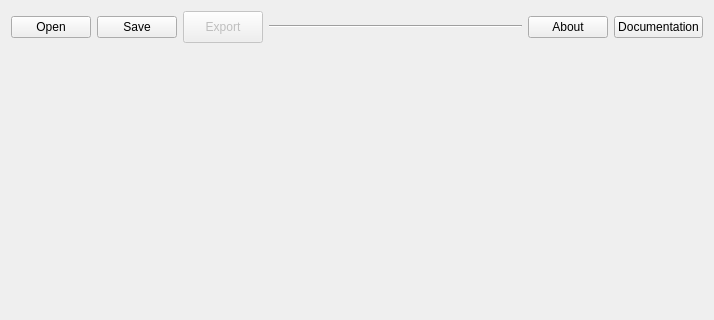
Before: the Qt Designer form eccw/gui/main_app/uis/main.ui in bclmary/eccw, drawn with Qt 5; both pictures show x 0 to 714 and y 0 to 320 of the 714 by 528 pixel window.
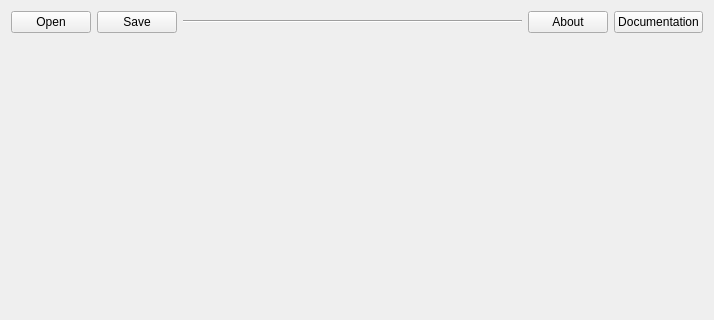
After: the same form once the commit is applied. Icons and pictures are not drawn.

The edit to the form file:
```diff
--- a/eccw/gui/main_app/uis/main.ui
+++ b/eccw/gui/main_app/uis/main.ui
@@ -36,6 +36,12 @@
         <iconset resource="../../../images/ressources.qrc">
          <normaloff>:/buttons/button_open.png</normaloff>:/buttons/button_open.png</iconset>
        </property>
+       <property name="iconSize">
+        <size>
+         <width>20</width>
+         <height>20</height>
+        </size>
+       </property>
        <property name="shortcut">
         <string>Ctrl+O</string>
        </property>
@@ -53,37 +59,17 @@
         <iconset resource="../../../images/ressources.qrc">
          <normaloff>:/buttons/button_save.png</normaloff>:/buttons/button_save.png</iconset>
        </property>
+       <property name="iconSize">
+        <size>
+         <width>20</width>
+         <height>20</height>
+        </size>
+       </property>
        <property name="shortcut">
         <string>Ctrl+S</string>
        </property>
       </widget>
      </item>
-     <item>
-      <widget class="QPushButton" name="pushButton">
-       <property name="enabled">
-        <bool>false</bool>
-       </property>
-       <property name="minimumSize">
-        <size>
-         <width>0</width>
-         <height>32</height>
-        </size>
-       </property>
-       <property name="toolTip">
-        <string>Export datas of current session in cvs format (Crtl+E)</string>
-       </property>
-       <property name="text">
-        <string>Export</string>
-       </property>
-       <property name="icon">
-        <iconset resource="../../../images/ressources.qrc">
-         <normaloff>:/buttons/button_export.png</normaloff>:/buttons/button_export.png</iconset>
-       </property>
-       <property name="shortcut">
-        <string>Ctrl+E</string>
-       </property>
-      </widget>
-     </item>
      <item>
       <widget class="Line" name="line_2">
        <property name="sizePolicy">
@@ -109,6 +95,12 @@
         <iconset resource="../../../images/ressources.qrc">
          <normaloff>:/buttons/button_about.png</normaloff>:/buttons/button_about.png</iconset>
        </property>
+       <property name="iconSize">
+        <size>
+         <width>20</width>
+         <height>20</height>
+        </size>
+       </property>
       </widget>
      </item>
      <item>
@@ -123,6 +115,12 @@
         <iconset resource="../../../images/ressources.qrc">
          <normaloff>:/buttons/button_documentation.png</normaloff>:/buttons/button_documentation.png</iconset>
        </property>
+       <property name="iconSize">
+        <size>
+         <width>20</width>
+         <height>20</height>
+        </size>
+       </property>
        <property name="shortcut">
         <string>Ctrl+D</string>
        </property>
@@ -162,6 +160,12 @@
      <property name="currentIndex">
       <number>0</number>
      </property>
+     <property name="iconSize">
+      <size>
+       <width>20</width>
+       <height>20</height>
+      </size>
+     </property>
      <property name="elideMode">
       <enum>Qt::ElideLeft</enum>
      </property>
```
